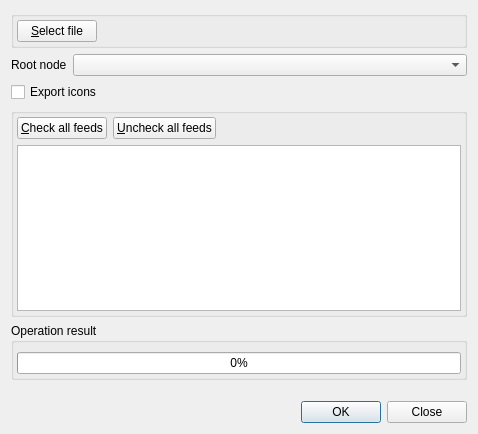
The window that src/librssguard/services/standard/gui/formstandardimportexport.ui (martinrotter/rssguard) describes before a commit, drawn with Qt 5.
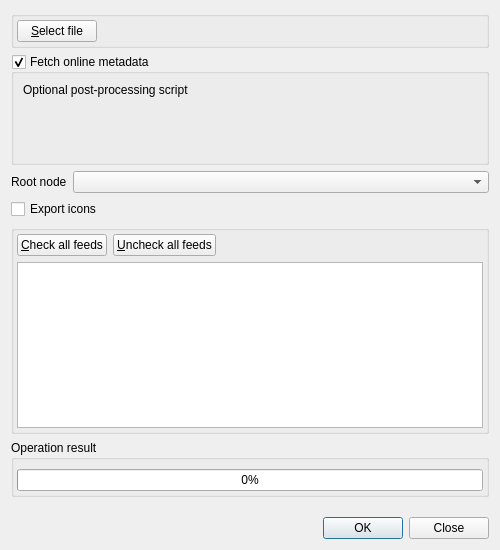
The same window after the commit. Custom widgets are drawn as their Qt base class.

Commit message: fix #848 - added a way to specify common post-process filter when importing feeds

Diff of the .ui file:
```diff
--- a/src/librssguard/services/standard/gui/formstandardimportexport.ui
+++ b/src/librssguard/services/standard/gui/formstandardimportexport.ui
@@ -6,8 +6,8 @@
    <rect>
     <x>0</x>
     <y>0</y>
-    <width>478</width>
-    <height>434</height>
+    <width>500</width>
+    <height>550</height>
    </rect>
   </property>
   <property name="windowTitle">
@@ -49,6 +49,44 @@
      </layout>
     </widget>
    </item>
+   <item>
+    <widget class="QGroupBox" name="m_gbFetchMetadata">
+     <property name="title">
+      <string>Fetch online metadata</string>
+     </property>
+     <property name="checkable">
+      <bool>true</bool>
+     </property>
+     <layout class="QVBoxLayout" name="verticalLayout_2">
+      <item>
+       <widget class="QLabel" name="label_4">
+        <property name="text">
+         <string>Optional post-processing script</string>
+        </property>
+        <property name="buddy">
+         <cstring>m_txtPostProcessScript</cstring>
+        </property>
+       </widget>
+      </item>
+      <item>
+       <widget class="TextEditWithStatus" name="m_txtPostProcessScript" native="true">
+        <property name="minimumSize">
+         <size>
+          <width>0</width>
+          <height>50</height>
+         </size>
+        </property>
+        <property name="maximumSize">
+         <size>
+          <width>16777215</width>
+          <height>100</height>
+         </size>
+        </property>
+       </widget>
+      </item>
+     </layout>
+    </widget>
+   </item>
    <item>
     <layout class="QFormLayout" name="formLayout_3">
      <item row="0" column="0">
@@ -229,6 +267,12 @@
    <header>labelwithstatus.h</header>
    <container>1</container>
   </customwidget>
+  <customwidget>
+   <class>TextEditWithStatus</class>
+   <extends>QWidget</extends>
+   <header>lineeditwithstatus.h</header>
+   <container>1</container>
+  </customwidget>
  </customwidgets>
  <tabstops>
   <tabstop>m_btnSelectFile</tabstop>
```
Left out of the diff: 1 changed line with no effect on the pictures. The commit also changes 6 other files.
